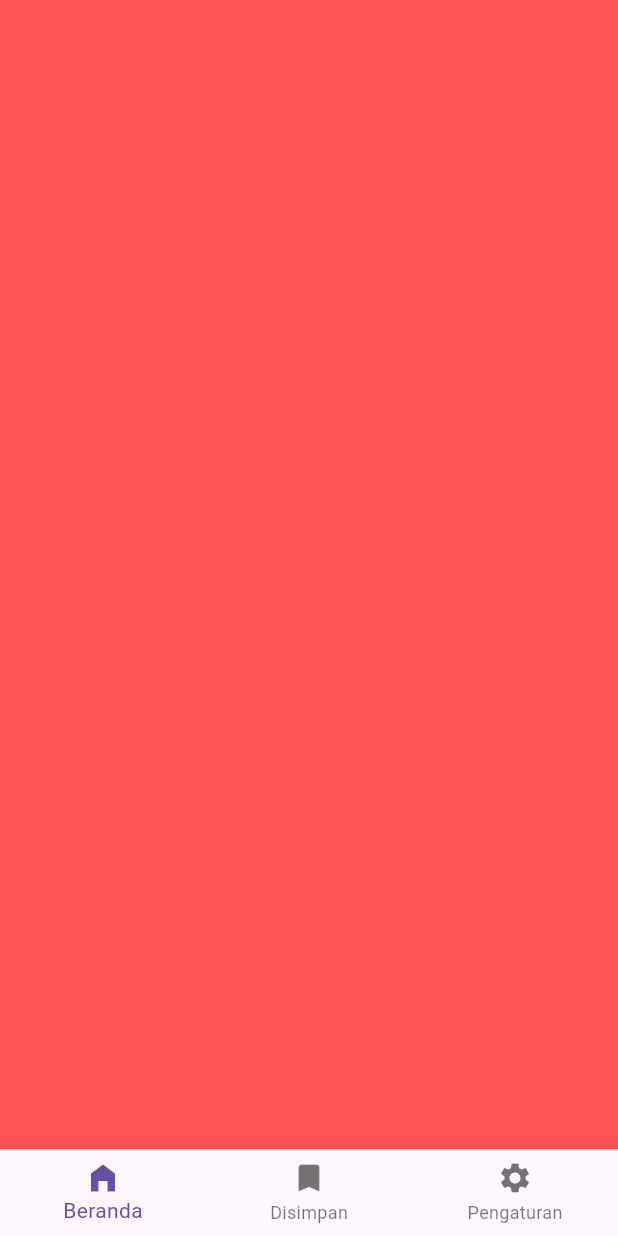
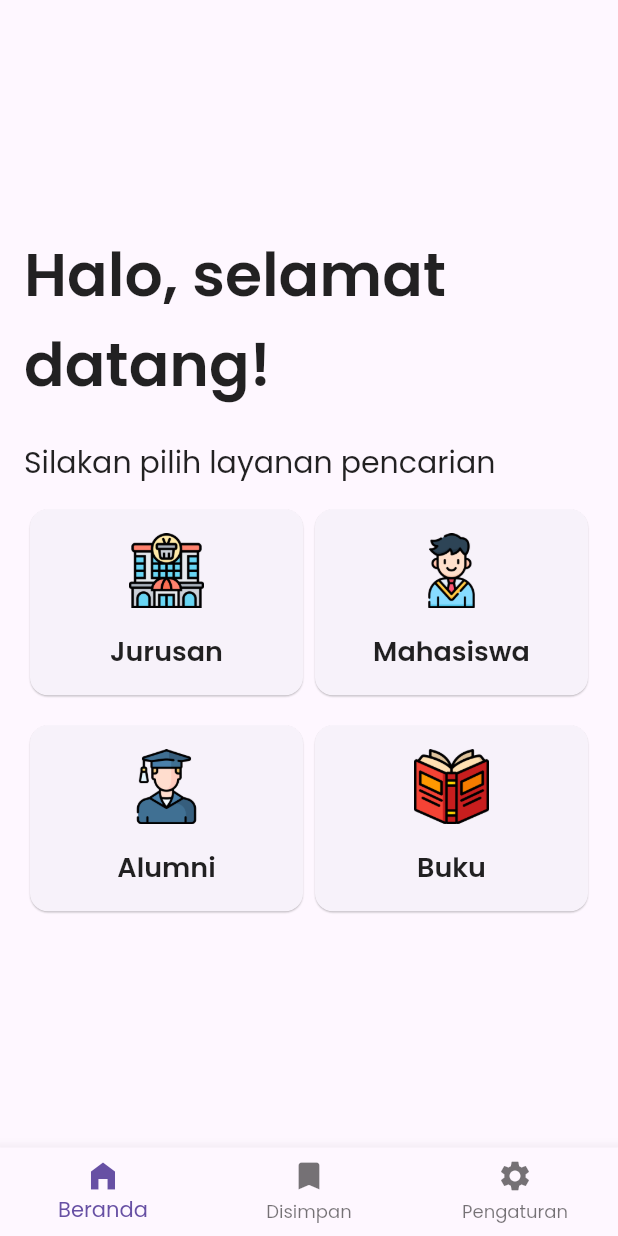
Before and after one commit to mralifakbar/myunila_app, a Flutter app: the screen it shows after launch, on a phone screen of 412 x 824 dp. Run offline on Flutter 3.47's test engine with Material 2 defaults, Android fonts, the phone set to English and light mode, and no system bars; our stand-ins replace animated_splash_screen, google_fonts, page_transition.

Commit message:
add home screen ui

```diff
--- /dev/null
+++ b/lib/components/feature_card.dart
@@ -0,0 +1,47 @@
+import 'package:flutter/material.dart';
+
+class FeatureCard extends StatelessWidget {
+  final String imageName;
+  final String name;
+
+  const FeatureCard({Key? key, required this.name, required this.imageName})
+      : super(key: key);
+
+  @override
+  Widget build(BuildContext context) {
+    return Flexible(
+      child: GestureDetector(
+        onTap: () {
+          ScaffoldMessenger.of(context).showSnackBar(SnackBar(
+            content: Text(name),
+          ));
+        },
+        child: Container(
+          width: double.infinity,
+          child: Card(
+            elevation: 0.5,
+            surfaceTintColor: Colors.white,
+            child: Padding(
+              padding: const EdgeInsets.all(16),
+              child: Column(
+                children: [
+                  Image.asset(
+                    "assets/$imageName",
+                    width: 50,
+                  ),
+                  const SizedBox(
+                    height: 15,
+                  ),
+                  Text(
+                    "$name",
+                    style: TextStyle(fontSize: 18, fontWeight: FontWeight.w600),
+                  )
+                ],
+              ),
+            ),
+          ),
+        ),
+      ),
+    );
+  }
+}
--- a/lib/main.dart
+++ b/lib/main.dart
@@ -12,15 +12,24 @@ class MyApp extends StatelessWidget {
     return MaterialApp(
       theme: ThemeData(
         useMaterial3: true,
+        textTheme: GoogleFonts.poppinsTextTheme(
+          Theme.of(context).textTheme,
+        ),
       ),
       title: 'MyUnila',
-      home: AnimatedSplashScreen(
+      home: Scaffold(
+        appBar: AppBar(
+          toolbarHeight: 0,
+          elevation: 0.0,
+        ),
+        body: AnimatedSplashScreen(
           duration: 3000,
           splash: Image.asset("assets/logo_myunila.png"),
           nextScreen: Home(),
           splashTransition: SplashTransition.fadeTransition,
           pageTransitionType: PageTransitionType.fade,
           backgroundColor: Colors.white,
+        ),
       ),
     );
   }
--- a/lib/screens/home.dart
+++ b/lib/screens/home.dart
@@ -1,4 +1,5 @@
 import 'package:flutter/material.dart';
+import 'package:myunila_app/screens/home_screen.dart';
 
 class Home extends StatefulWidget {
   const Home({super.key});
@@ -11,7 +12,7 @@ class _HomeState extends State<Home> {
   int _selectedIndex = 0;
 
   static List<Widget> pages = <Widget>[
-    Screen1(),
+    HomeScreen(),
     Screen2(),
     Screen3(),
   ];
@@ -53,15 +54,6 @@ class _HomeState extends State<Home> {
   }
 }
 
-class Screen1 extends StatelessWidget {
-  @override
-  Widget build(BuildContext context) {
-    return Container(
-      color: Colors.redAccent,
-    );
-  }
-}
-
 class Screen2 extends StatelessWidget {
   @override
   Widget build(BuildContext context) {
--- /dev/null
+++ b/lib/screens/home_screen.dart
@@ -0,0 +1,62 @@
+// ignore_for_file: prefer_const_constructors
+
+import 'package:flutter/material.dart';
+import 'package:google_fonts/google_fonts.dart';
+import 'package:myunila_app/components/feature_card.dart';
+
+class HomeScreen extends StatefulWidget {
+  const HomeScreen({super.key});
+
+  @override
+  State<HomeScreen> createState() => _HomeScreenState();
+}
+
+class _HomeScreenState extends State<HomeScreen> {
+  @override
+  Widget build(BuildContext context) {
+    return Padding(
+      padding: const EdgeInsets.all(16.0),
+      child: Column(
+        crossAxisAlignment: CrossAxisAlignment.start,
+        mainAxisAlignment: MainAxisAlignment.center,
+        children: [
+          Text(
+            "Halo, selamat datang!",
+            style: TextStyle(fontSize: 40, fontWeight: FontWeight.w600),
+          ),
+          SizedBox(
+            height: 20,
+          ),
+          Text(
+            "Silakan pilih layanan pencarian",
+            textAlign: TextAlign.start,
+            style: TextStyle(
+              fontSize: 20,
+              fontWeight: FontWeight.w400,
+            ),
+          ),
+          SizedBox(
+            height: 12,
+          ),
+          Row(
+            mainAxisAlignment: MainAxisAlignment.spaceBetween,
+            children: [
+              FeatureCard(name: "Jurusan", imageName: "jurusan.png"),
+              FeatureCard(name: "Mahasiswa", imageName: "mahasiswa.png"),
+            ],
+          ),
+          SizedBox(
+            height: 12,
+          ),
+          Row(
+            mainAxisAlignment: MainAxisAlignment.spaceBetween,
+            children: [
+              FeatureCard(name: "Alumni", imageName: "alumni.png"),
+              FeatureCard(name: "Buku", imageName: "buku.png"),
+            ],
+          ),
+        ],
+      ),
+    );
+  }
+}
```
Also changed, not shown: assets/alumni.png (added), assets/buku.png (added), assets/jurusan.png (added), assets/mahasiswa.png (added), 2 other files. Lines whose indentation alone changed are shown as unchanged.
